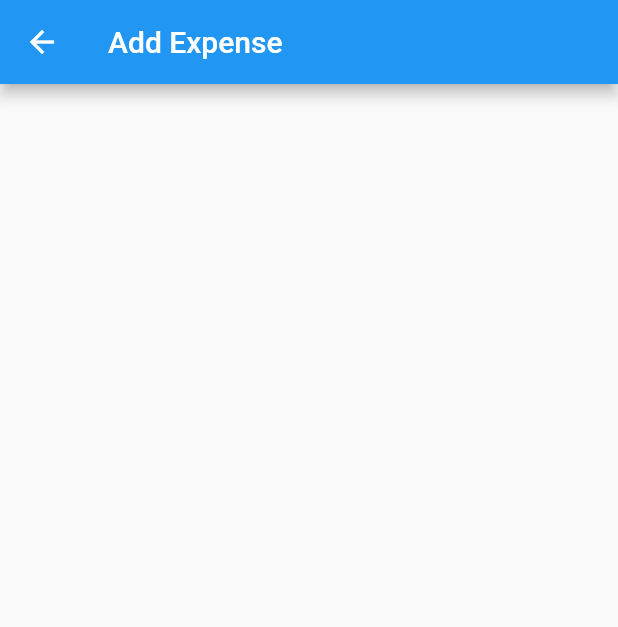
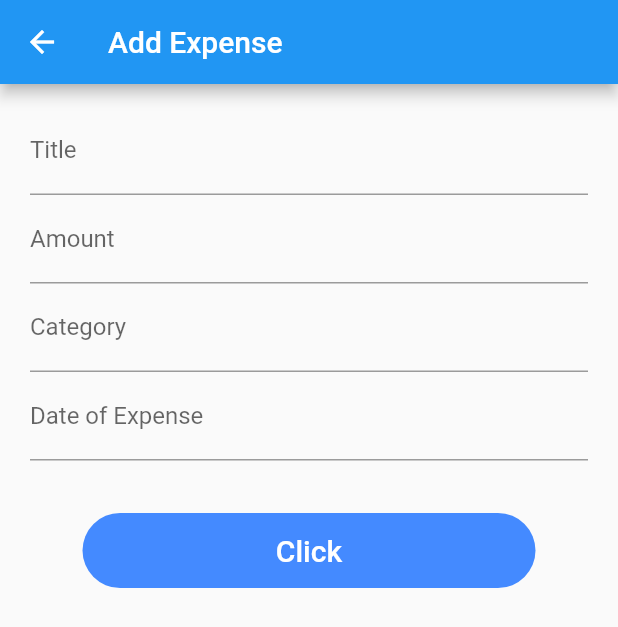
Before and after one commit to evansmwenda/Expensr, a Flutter app: the AddExpense screen opened by its route, on a phone screen of 412 x 824 dp. Shown: the top 627 px of the screen. Run offline on Flutter 3.47's test engine with Material 2 defaults, Android fonts, the phone set to English and light mode, and no system bars.

Commit message:
added the add expense screen

```diff
--- a/lib/screens/add_expense.dart
+++ b/lib/screens/add_expense.dart
@@ -1,3 +1,5 @@
+import 'package:expensr/models/expense.dart';
+import 'package:flutter/cupertino.dart';
 import 'package:flutter/material.dart';
 
 class AddExpense extends StatefulWidget {
@@ -8,6 +10,8 @@ class AddExpense extends StatefulWidget {
 
 class _AddExpenseState extends State<AddExpense> {
   final _formKey = GlobalKey<FormState>();
+  final _expense = Expense();
+
   @override
   Widget build(BuildContext context) {
     return Scaffold(
@@ -15,13 +19,79 @@ class _AddExpenseState extends State<AddExpense> {
         title: Text("Add Expense"),
       ),
       body: Container(
+        margin: EdgeInsets.symmetric(horizontal: 20.0,vertical: 15.0),
         child: Form(
             key: _formKey,
             child: Column(
                 children: <Widget>[
                   // Add TextFormFields and ElevatedButton here.
+                  TextFormField(
+                    decoration: InputDecoration(labelText: 'Title'),
+                    validator: (value) {
+                      if (value.isEmpty) {
+                        return 'Please enter your title of your expense.';
+                      }
+                    },
+                    onSaved: (val) => setState(() => _expense.title = val),
+                  ),
+                  TextFormField(
+                    decoration: InputDecoration(labelText: 'Amount'),
+                    validator: (value) {
+                      if (value.isEmpty) {
+                        return 'Please enter the amount of your expense.';
+                      }
+                    },
+                    onSaved: (val) => setState(() => _expense.amount = val),
+                  ),
+                  TextFormField(
+                    decoration: InputDecoration(labelText: 'Category'),
+                    validator: (value) {
+                      if (value.isEmpty) {
+                        return 'Please enter the category of your expense.';
+                      }
+                    },
+                    onSaved: (val) => setState(() => _expense.category = val),
+                  ),
+                  TextFormField(
+                    decoration: InputDecoration(labelText: 'Date of Expense'),
+                    validator: (value) {
+                      if (value.isEmpty) {
+                        return 'Please enter the date of your expense.';
+                      }
+                    },
+                    onSaved: (val) => setState(() => _expense.date = val),
+                  ),
+                  SizedBox(height: 20,),
+                  Center(
+                    child: GestureDetector(
+                      onTap: (){
+                        final form = _formKey.currentState;
+                        if (form.validate()) {
+                          form.save();
+                          _expense.save();
+                        }
+                      },
+                      child: Container(
+                        height: 50,
+                        width: double.infinity,
+                        margin: EdgeInsets.symmetric(horizontal: 35,vertical: 15),
+                        alignment: Alignment.center,
+                        decoration: BoxDecoration(
+                          color: Colors.blueAccent,
+                          borderRadius: BorderRadius.circular(30),
+                        ),
+                        child: Text("Click",
+                          style: Theme.of(context).textTheme.caption.copyWith(
+                            color: Colors.white,
+                            fontSize: 20,
+                            fontWeight: FontWeight.w500,
+                          ),
+                        ),
+                      ),
+                    ),
+                  ),
                 ]
-            )
+            ),
         ),
       ),
     );
```
